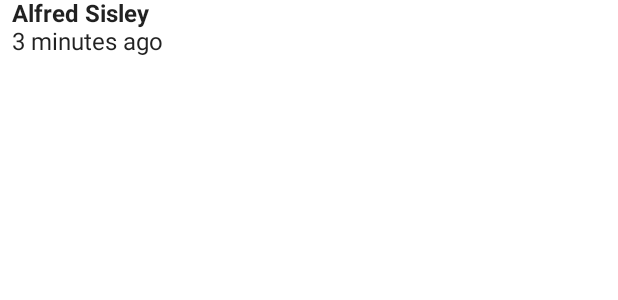
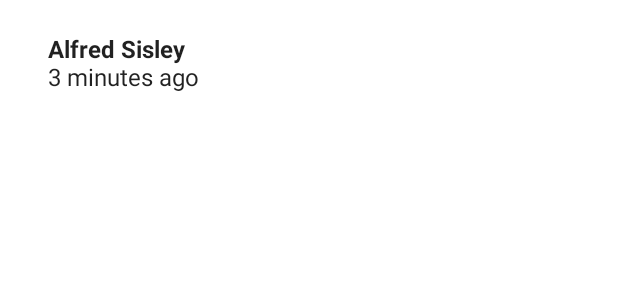
Before and after one commit to kwmt/LayoutInJetpackCompose, an Android app built with Jetpack Compose: the @Preview function PhotographerCardPreview, on a phone screen of 412 x 824 dp. Shown: the top 300 px of the screen. Run offline under Robolectric (Android 15) with nearby library versions, the phone set to English and light mode, and no system bars; missing, so only their content is drawn: Providers; 2 statements that could not run were skipped.

Commit message:
角丸・パディングなど

```diff
--- a/app/src/main/java/net/kwmt27/layoutinjetpackcompose/MainActivity.kt
+++ b/app/src/main/java/net/kwmt27/layoutinjetpackcompose/MainActivity.kt
@@ -2,16 +2,20 @@ package net.kwmt27.layoutinjetpackcompose
 
 import android.os.Bundle
 import androidx.appcompat.app.AppCompatActivity
+import androidx.compose.foundation.background
+import androidx.compose.foundation.clickable
 import androidx.compose.foundation.layout.Column
 import androidx.compose.foundation.layout.Row
 import androidx.compose.foundation.layout.padding
 import androidx.compose.foundation.layout.preferredSize
 import androidx.compose.foundation.shape.CircleShape
+import androidx.compose.foundation.shape.RoundedCornerShape
 import androidx.compose.material.*
 import androidx.compose.runtime.Composable
 import androidx.compose.runtime.Providers
 import androidx.compose.ui.Alignment
 import androidx.compose.ui.Modifier
+import androidx.compose.ui.draw.clip
 import androidx.compose.ui.platform.setContent
 import androidx.compose.ui.text.font.FontWeight
 import androidx.compose.ui.tooling.preview.Preview
@@ -48,7 +52,12 @@ fun DefaultPreview() {
 @Composable
 fun PhotographerCard(modifier: Modifier = Modifier) {
     Row(
-        modifier = modifier,
+        modifier = modifier
+            .padding(8.dp)
+            .clip(RoundedCornerShape(4.dp))
+            .background(MaterialTheme.colors.surface)
+            .clickable(onClick = {})
+            .padding(16.dp),
         verticalAlignment = Alignment.CenterVertically
     ) {
         Surface(
```
